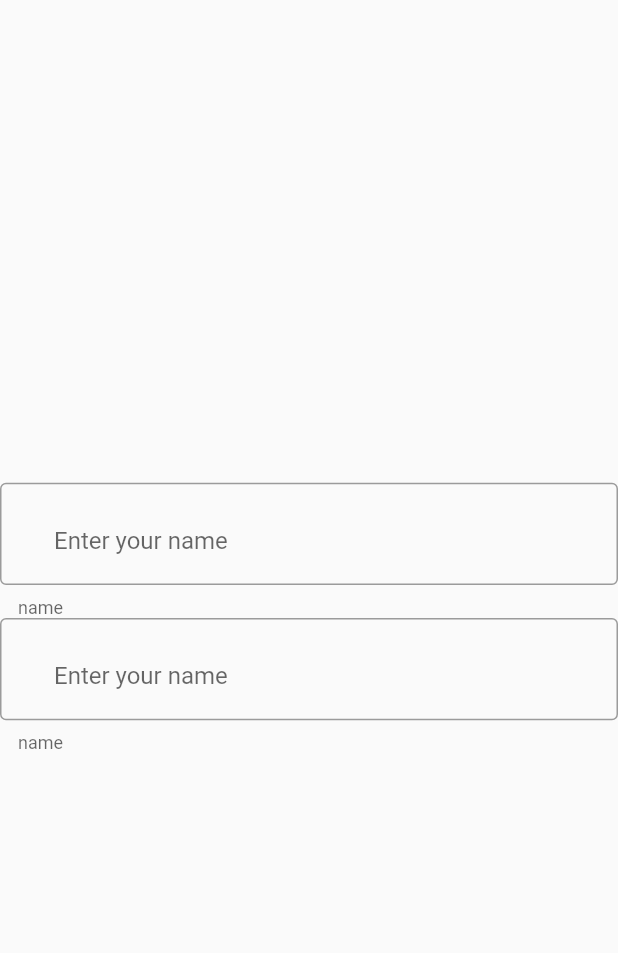
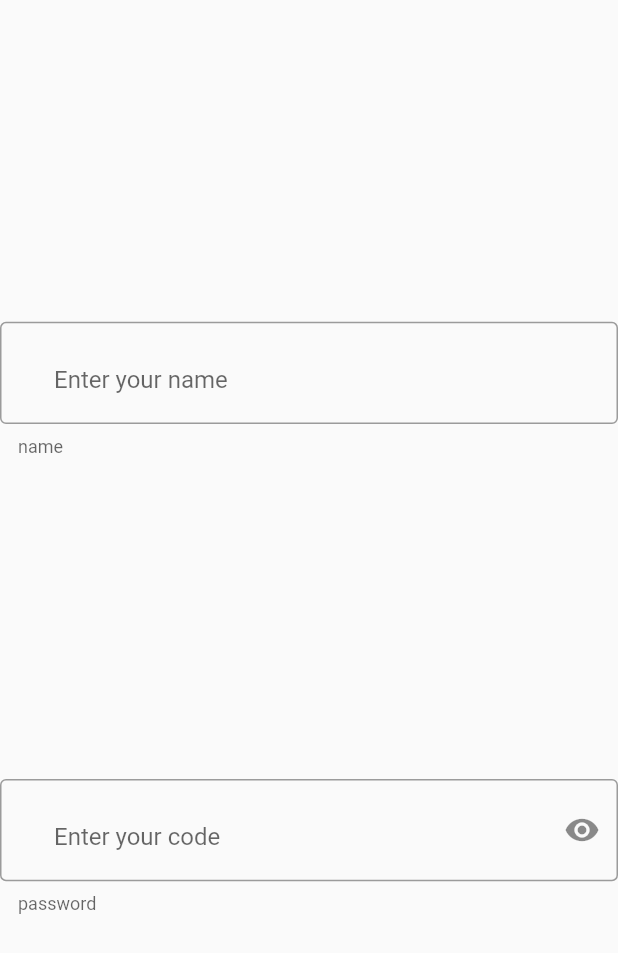
Before and after one commit to adhamniyozboyev/icon_textfield_themes, a Flutter app: the screen it shows after launch, on a phone screen of 412 x 824 dp. Shown: the top 953 px of the screen. Run offline on Flutter 3.47's test engine with Material 2 defaults, Android fonts, the phone set to English and light mode, and no system bars.

Commit message:
visible off password

```diff
--- a/lib/main.dart
+++ b/lib/main.dart
@@ -14,31 +14,41 @@ class MyWidget extends StatefulWidget {
 }
 
 class _MyWidgetState extends State<MyWidget> {
+  bool b = false;
   @override
   Widget build(BuildContext context) {
     return Scaffold(
       body: Column(
-        mainAxisAlignment: MainAxisAlignment.center,
+        mainAxisAlignment: MainAxisAlignment.spaceEvenly,
         children: [
           TextField(
-
             keyboardType: TextInputType.name,
             decoration: InputDecoration(
                 hintText: 'Enter your name',
                 helperText: 'name',
-                prefix: Icon(Icons.percent),
+                prefix: Icon(Icons.people),
                 suffix: Icon(Icons.add_circle_outline_sharp),
                 border: OutlineInputBorder()),
           ),
-             TextField(  keyboardType: TextInputType.name,
+          TextField(
+            obscureText: b,
+            keyboardType: TextInputType.name,
             decoration: InputDecoration(
-                hintText: 'Enter your name',
-                helperText: 'name',
-                prefix: Icon(Icons.percent),
-                suffix: Icon(Icons.add_circle_outline_sharp),
+                hintText: 'Enter your code',
+                helperText: 'password',
+                prefix: Icon(Icons.password),
+                suffixIcon: IconButton(
+                    hoverColor: Colors.transparent,
+                    highlightColor: Colors.transparent,
+                    splashColor: Colors.transparent,
+                    onPressed: () {
+                      setState(() {
+                        b = !b;
+                      });
+                    },
+                    icon: Icon(b ? Icons.visibility_off : Icons.visibility)),
                 border: OutlineInputBorder()),
           ),
-
         ],
       ),
     );
```
